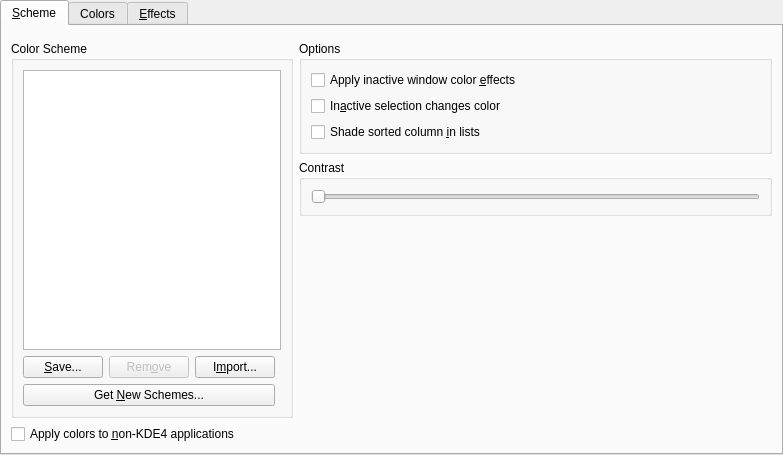
Old version of the form kcontrol/colors/colorsettings.ui in the repository mgottschlag/kwin-tiling.
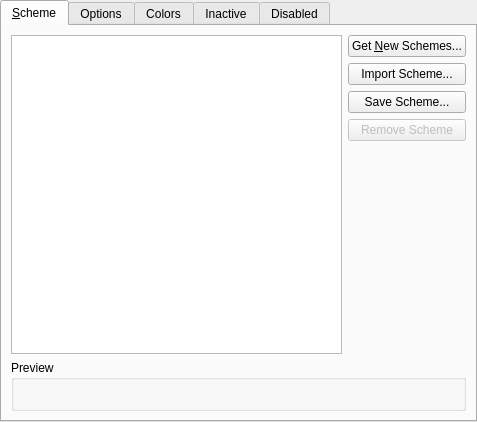
New version of the form. The open tabs and pages were chosen to show the change. Custom widgets are drawn as their Qt base class.

Commit message: made color kcm fit better with smaller resolutions

The edit to the form file:
```diff
--- a/kcontrol/colors/colorsettings.ui
+++ b/kcontrol/colors/colorsettings.ui
@@ -5,8 +5,8 @@
    <rect>
     <x>0</x>
     <y>0</y>
-    <width>783</width>
-    <height>455</height>
+    <width>477</width>
+    <height>422</height>
    </rect>
   </property>
   <layout class="QVBoxLayout" >
@@ -22,94 +22,118 @@
       <attribute name="title" >
        <string>&amp;Scheme</string>
       </attribute>
-      <layout class="QGridLayout" >
-       <item row="0" column="0" colspan="2" >
-        <widget class="PreviewWidget" native="1" name="schemePreview" >
+      <layout class="QGridLayout" name="gridLayout" >
+       <item row="0" column="0" >
+        <widget class="KListWidget" name="schemeList" >
          <property name="sizePolicy" >
-          <sizepolicy vsizetype="Fixed" hsizetype="Preferred" >
+          <sizepolicy vsizetype="Expanding" hsizetype="Expanding" >
            <horstretch>0</horstretch>
            <verstretch>0</verstretch>
           </sizepolicy>
          </property>
+         <property name="iconSize" >
+          <size>
+           <width>23</width>
+           <height>16</height>
+          </size>
+         </property>
         </widget>
        </item>
-       <item rowspan="3" row="1" column="0" >
+       <item row="0" column="1" >
+        <layout class="QVBoxLayout" name="verticalLayout_2" >
+         <item>
+          <widget class="QPushButton" name="schemeKnsButton" >
+           <property name="text" >
+            <string>Get &amp;New Schemes...</string>
+           </property>
+          </widget>
+         </item>
+         <item>
+          <widget class="QPushButton" name="schemeImportButton" >
+           <property name="toolTip" >
+            <string>Import a color scheme from a file</string>
+           </property>
+           <property name="text" >
+            <string>Import Scheme...</string>
+           </property>
+          </widget>
+         </item>
+         <item>
+          <widget class="QPushButton" name="schemeSaveButton" >
+           <property name="toolTip" >
+            <string>Save the current color scheme</string>
+           </property>
+           <property name="text" >
+            <string>Save Scheme...</string>
+           </property>
+          </widget>
+         </item>
+         <item>
+          <widget class="QPushButton" name="schemeRemoveButton" >
+           <property name="enabled" >
+            <bool>false</bool>
+           </property>
+           <property name="toolTip" >
+            <string>Remove the selected scheme</string>
+           </property>
+           <property name="text" >
+            <string>Remove Scheme</string>
+           </property>
+          </widget>
+         </item>
+         <item>
+          <spacer>
+           <property name="orientation" >
+            <enum>Qt::Vertical</enum>
+           </property>
+           <property name="sizeHint" stdset="0" >
+            <size>
+             <width>20</width>
+             <height>40</height>
+            </size>
+           </property>
+          </spacer>
+         </item>
+        </layout>
+       </item>
+       <item row="1" column="0" colspan="2" >
         <widget class="QGroupBox" name="groupBox_3" >
-         <property name="sizePolicy" >
-          <sizepolicy vsizetype="Expanding" hsizetype="Preferred" >
-           <horstretch>0</horstretch>
-           <verstretch>0</verstretch>
-          </sizepolicy>
-         </property>
          <property name="title" >
-          <string>Color Scheme</string>
+          <string>Preview</string>
          </property>
-         <layout class="QGridLayout" >
-          <item row="0" column="0" colspan="4" >
-           <widget class="KListWidget" name="schemeList" >
+         <layout class="QVBoxLayout" name="verticalLayout_3" >
+          <item>
+           <widget class="PreviewWidget" native="1" name="schemePreview" >
             <property name="sizePolicy" >
-             <sizepolicy vsizetype="Expanding" hsizetype="Expanding" >
+             <sizepolicy vsizetype="Fixed" hsizetype="Preferred" >
               <horstretch>0</horstretch>
               <verstretch>0</verstretch>
              </sizepolicy>
             </property>
-            <property name="iconSize" >
+            <property name="minimumSize" >
              <size>
-              <width>23</width>
-              <height>16</height>
+              <width>0</width>
+              <height>10</height>
              </size>
             </property>
            </widget>
           </item>
-          <item row="1" column="0" >
-           <widget class="QPushButton" name="schemeSaveButton" >
-            <property name="toolTip" >
-             <string>Save the current color scheme</string>
-            </property>
-            <property name="text" >
-             <string>&amp;Save...</string>
-            </property>
-           </widget>
-          </item>
-          <item row="1" column="1" >
-           <widget class="QPushButton" name="schemeRemoveButton" >
-            <property name="enabled" >
-             <bool>false</bool>
-            </property>
-            <property name="toolTip" >
-             <string>Remove the selected scheme</string>
-            </property>
-            <property name="text" >
-             <string>Rem&amp;ove</string>
-            </property>
-           </widget>
-          </item>
-          <item row="1" column="2" >
-           <widget class="QPushButton" name="schemeImportButton" >
-            <property name="toolTip" >
-             <string>Import a color scheme from a file</string>
-            </property>
-            <property name="text" >
-             <string>I&amp;mport...</string>
-            </property>
-           </widget>
-          </item>
-          <item row="2" column="0" colspan="3" >
-           <widget class="QPushButton" name="schemeKnsButton" >
-            <property name="text" >
-             <string>Get &amp;New Schemes...</string>
-            </property>
-           </widget>
-          </item>
          </layout>
         </widget>
        </item>
-       <item row="1" column="1" >
+      </layout>
+     </widget>
+     <widget class="QWidget" name="tab_2" >
+      <attribute name="title" >
+       <string>Options</string>
+      </attribute>
+      <layout class="QVBoxLayout" name="verticalLayout_7" >
+       <item>
         <widget class="QGroupBox" name="groupBox_6" >
          <property name="title" >
           <string>Options</string>
          </property>
-         <layout class="QVBoxLayout" >
+         <layout class="QVBoxLayout" name="_4" >
           <item>
            <widget class="QCheckBox" name="useInactiveEffects" >
             <property name="text" >
@@ -131,10 +155,20 @@
             </property>
            </widget>
           </item>
+          <item>
+           <widget class="QCheckBox" name="applyToAlien" >
+            <property name="mouseTracking" >
+             <bool>true</bool>
+            </property>
+            <property name="text" >
+             <string>Apply colors to &amp;non-KDE4 applications</string>
+            </property>
+           </widget>
+          </item>
          </layout>
         </widget>
        </item>
-       <item row="2" column="1" >
+       <item>
         <widget class="QGroupBox" name="groupBox_5" >
          <property name="toolTip" >
           <string>Contrast used for 3D objects</string>
@@ -142,7 +176,7 @@
          <property name="title" >
           <string>Contrast</string>
          </property>
-         <layout class="QVBoxLayout" >
+         <layout class="QVBoxLayout" name="_5" >
           <item>
            <widget class="QSlider" name="contrastSlider" >
             <property name="maximum" >
@@ -159,29 +193,19 @@
          </layout>
         </widget>
        </item>
-       <item row="3" column="1" >
-        <spacer>
+       <item>
+        <spacer name="verticalSpacer" >
          <property name="orientation" >
           <enum>Qt::Vertical</enum>
          </property>
          <property name="sizeHint" stdset="0" >
           <size>
            <width>20</width>
-           <height>40</height>
+           <height>141</height>
           </size>
          </property>
         </spacer>
        </item>
-       <item row="4" column="0" >
-        <widget class="QCheckBox" name="applyToAlien" >
-         <property name="mouseTracking" >
-          <bool>true</bool>
-         </property>
-         <property name="text" >
-          <string>Apply colors to &amp;non-KDE4 applications</string>
-         </property>
-        </widget>
-       </item>
       </layout>
      </widget>
      <widget class="QWidget" name="tab" >
@@ -551,7 +575,7 @@
      </widget>
      <widget class="QWidget" name="effectsPage" >
       <attribute name="title" >
-       <string>&amp;Effects</string>
+       <string>Inactive</string>
       </attribute>
       <layout class="QVBoxLayout" >
        <item>
@@ -778,6 +802,26 @@
          </layout>
         </widget>
        </item>
+       <item>
+        <spacer name="verticalSpacer_3" >
+         <property name="orientation" >
+          <enum>Qt::Vertical</enum>
+         </property>
+         <property name="sizeHint" stdset="0" >
+          <size>
+           <width>20</width>
+           <height>40</height>
+          </size>
+         </property>
+        </spacer>
+       </item>
+      </layout>
+     </widget>
+     <widget class="QWidget" name="tab_3" >
+      <attribute name="title" >
+       <string>Disabled</string>
+      </attribute>
+      <layout class="QVBoxLayout" name="verticalLayout_8" >
        <item>
         <widget class="QGroupBox" name="groupBox_2" >
          <property name="title" >
```
Left out of the diff: 91 changed lines with no effect on the pictures. The commit also changes 1 other file.
